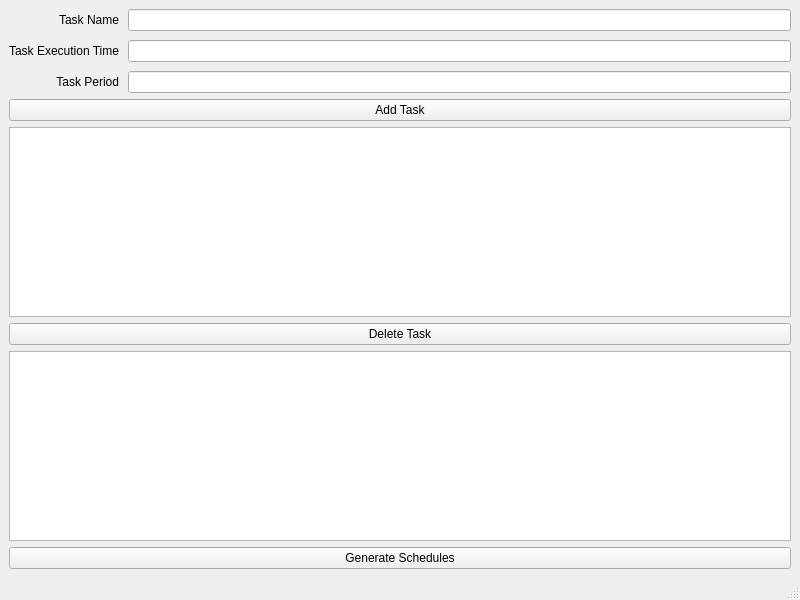
Before: the Qt Designer form RT_Visualizer.ui in WebKingdom/RT_Scheduling, drawn with Qt 5.
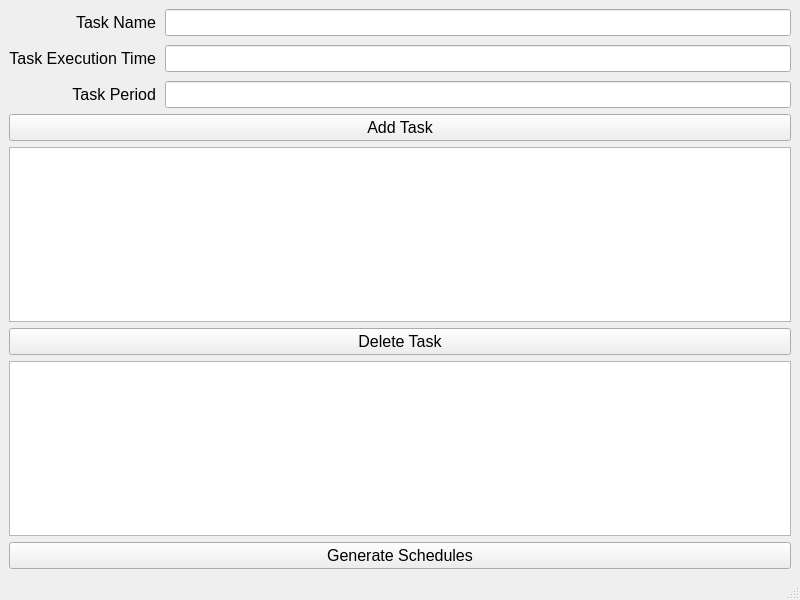
After: the same form once the commit is applied.

```diff
--- a/RT_Visualizer.ui
+++ b/RT_Visualizer.ui
@@ -10,10 +10,22 @@
     <height>600</height>
    </rect>
   </property>
+  <property name="font">
+   <font>
+    <family>Segoe UI</family>
+    <pointsize>12</pointsize>
+   </font>
+  </property>
   <property name="windowTitle">
    <string>MainWindow</string>
   </property>
   <widget class="QWidget" name="centralwidget">
+   <property name="font">
+    <font>
+     <family>Segoe UI</family>
+     <pointsize>12</pointsize>
+    </font>
+   </property>
    <layout class="QGridLayout" name="gridLayout">
     <item row="0" column="0">
      <layout class="QVBoxLayout" name="verticalLayout">
@@ -32,6 +44,12 @@
           </property>
           <item>
            <widget class="QLabel" name="labelTaskName">
+            <property name="font">
+             <font>
+              <family>Segoe UI</family>
+              <pointsize>12</pointsize>
+             </font>
+            </property>
             <property name="layoutDirection">
              <enum>Qt::LeftToRight</enum>
             </property>
@@ -45,6 +63,12 @@
           </item>
           <item>
            <widget class="QLabel" name="labelTaskExecTime">
+            <property name="font">
+             <font>
+              <family>Segoe UI</family>
+              <pointsize>12</pointsize>
+             </font>
+            </property>
             <property name="text">
              <string>Task Execution Time</string>
             </property>
@@ -55,6 +79,12 @@
           </item>
           <item>
            <widget class="QLabel" name="labelTaskPeriod">
+            <property name="font">
+             <font>
+              <family>Segoe UI</family>
+              <pointsize>12</pointsize>
+             </font>
+            </property>
             <property name="text">
              <string>Task Period</string>
             </property>
@@ -71,13 +101,34 @@
            <number>9</number>
           </property>
           <item>
-           <widget class="QLineEdit" name="lineEditTaskName"/>
+           <widget class="QLineEdit" name="lineEditTaskName">
+            <property name="font">
+             <font>
+              <family>Segoe UI</family>
+              <pointsize>12</pointsize>
+             </font>
+            </property>
+           </widget>
           </item>
           <item>
-           <widget class="QLineEdit" name="lineEditTaskExecTime"/>
+           <widget class="QLineEdit" name="lineEditTaskExecTime">
+            <property name="font">
+             <font>
+              <family>Segoe UI</family>
+              <pointsize>12</pointsize>
+             </font>
+            </property>
+           </widget>
           </item>
           <item>
-           <widget class="QLineEdit" name="lineEditTaskPeriod"/>
+           <widget class="QLineEdit" name="lineEditTaskPeriod">
+            <property name="font">
+             <font>
+              <family>Segoe UI</family>
+              <pointsize>12</pointsize>
+             </font>
+            </property>
+           </widget>
           </item>
          </layout>
         </item>
@@ -85,16 +136,35 @@
       </item>
       <item>
        <widget class="QPushButton" name="addTaskBtn">
+        <property name="font">
+         <font>
+          <family>Segoe UI</family>
+          <pointsize>12</pointsize>
+         </font>
+        </property>
         <property name="text">
          <string>Add Task</string>
         </property>
        </widget>
       </item>
       <item>
-       <widget class="QListView" name="listView"/>
+       <widget class="QListView" name="listView">
+        <property name="font">
+         <font>
+          <family>Segoe UI</family>
+          <pointsize>12</pointsize>
+         </font>
+        </property>
+       </widget>
       </item>
       <item>
        <widget class="QPushButton" name="deleteTaskBtn">
+        <property name="font">
+         <font>
+          <family>Segoe UI</family>
+          <pointsize>12</pointsize>
+         </font>
+        </property>
         <property name="text">
          <string>Delete Task</string>
         </property>
@@ -102,6 +172,12 @@
       </item>
       <item>
        <widget class="QTextEdit" name="textEditConsole">
+        <property name="font">
+         <font>
+          <family>Segoe UI</family>
+          <pointsize>12</pointsize>
+         </font>
+        </property>
         <property name="readOnly">
          <bool>true</bool>
         </property>
@@ -109,6 +185,12 @@
       </item>
       <item>
        <widget class="QPushButton" name="generateSchedBtn">
+        <property name="font">
+         <font>
+          <family>Segoe UI</family>
+          <pointsize>12</pointsize>
+         </font>
+        </property>
         <property name="text">
          <string>Generate Schedules</string>
         </property>
@@ -124,11 +206,22 @@
      <x>0</x>
      <y>0</y>
      <width>800</width>
-     <height>21</height>
+     <height>23</height>
     </rect>
    </property>
+   <property name="font">
+    <font>
+     <pointsize>10</pointsize>
+    </font>
+   </property>
   </widget>
-  <widget class="QStatusBar" name="statusbar"/>
+  <widget class="QStatusBar" name="statusbar">
+   <property name="font">
+    <font>
+     <pointsize>10</pointsize>
+    </font>
+   </property>
+  </widget>
  </widget>
  <resources/>
  <connections/>
```
